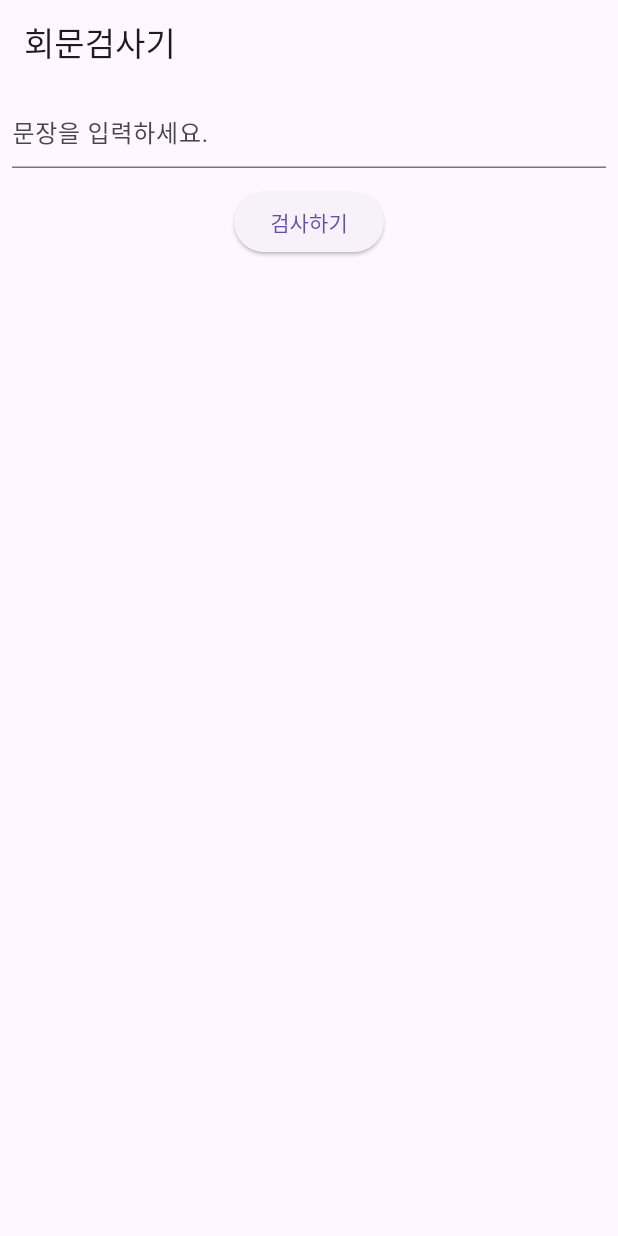
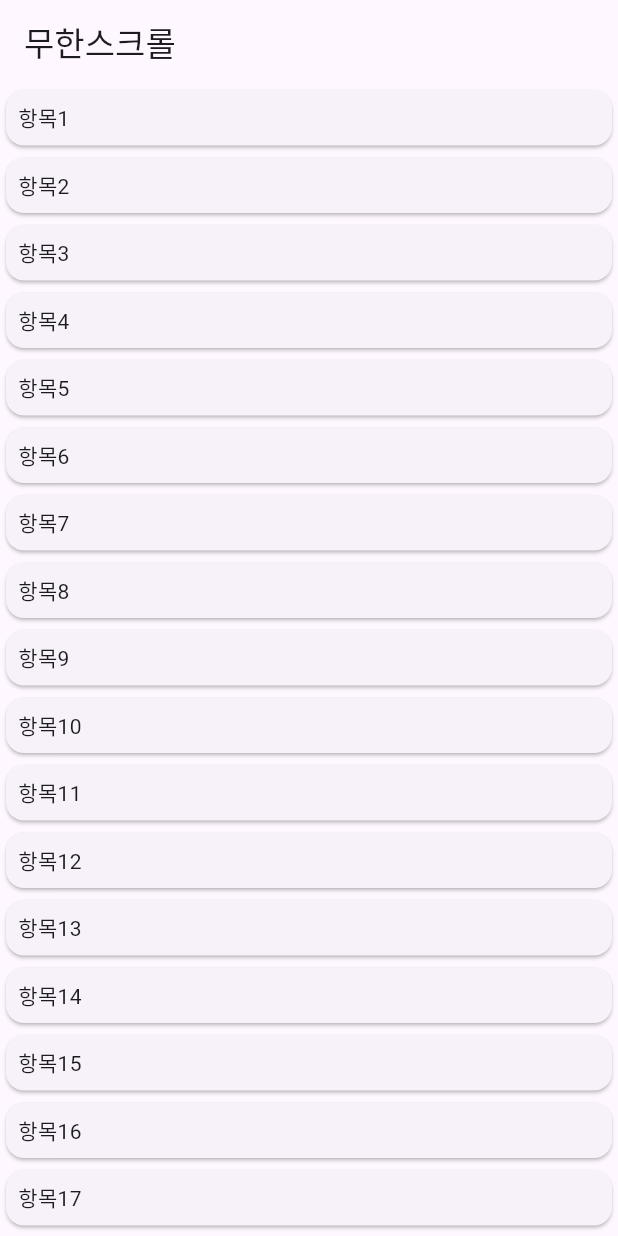
Before and after one commit to niw5924/flutter-coding-test-practice, a Flutter app: the screen it shows after launch, on a phone screen of 412 x 824 dp. Run offline on Flutter 3.47's test engine with Material 3 defaults, Android fonts, the phone set to English and light mode, and no system bars; our stand-ins replace shared_preferences.

Commit message:
코딩테스트 중급 18일차

```diff
--- /dev/null
+++ b/lib/levels/intermediate/day18_infinite_scroll_list.dart
@@ -0,0 +1,80 @@
+import 'package:flutter/material.dart';
+
+class Day18Page extends StatefulWidget {
+  const Day18Page({super.key});
+
+  @override
+  State<StatefulWidget> createState() => _Day18PageState();
+}
+
+class _Day18PageState extends State<Day18Page> {
+  List<String> list = List.generate(20, (index) => "항목${index + 1}");
+  bool isLoading = false;
+  final scrollController = ScrollController();
+
+  @override
+  void initState() {
+    super.initState();
+    scrollController.addListener(() {
+      if (scrollController.position.pixels >=
+              scrollController.position.maxScrollExtent &&
+          !isLoading) {
+        loadMoreItem();
+      }
+    });
+  }
+
+  Future<void> loadMoreItem() async {
+    setState(() {
+      isLoading = true;
+    });
+
+    await Future.delayed(const Duration(seconds: 1));
+
+    final startIndex = list.length;
+    final newList = List.generate(20, (index) => "항목${startIndex + index + 1}");
+
+    setState(() {
+      list.addAll(newList);
+      isLoading = false;
+    });
+  }
+
+  @override
+  void dispose() {
+    scrollController.dispose();
+    super.dispose();
+  }
+
+  @override
+  Widget build(BuildContext context) {
+    return Scaffold(
+      appBar: AppBar(title: Text("무한스크롤")),
+      body: Column(
+        children: [
+          Expanded(
+            child: ListView.builder(
+              controller: scrollController,
+              itemCount: list.length + (isLoading ? 1 : 0),
+              itemBuilder: (context, index) {
+                if (index < list.length) {
+                  return Card(
+                    child: Padding(
+                      padding: const EdgeInsets.all(8.0),
+                      child: Text(list[index]),
+                    ),
+                  );
+                } else {
+                  return const Padding(
+                    padding: EdgeInsets.all(16.0),
+                    child: Center(child: CircularProgressIndicator()),
+                  );
+                }
+              },
+            ),
+          ),
+        ],
+      ),
+    );
+  }
+}
--- a/lib/main.dart
+++ b/lib/main.dart
@@ -1,5 +1,5 @@
 import 'package:flutter/material.dart';
-import 'package:flutter_coding_test_practice/levels/beginner/day17_palindrome_checker.dart';
+import 'package:flutter_coding_test_practice/levels/intermediate/day18_infinite_scroll_list.dart';
 
 void main() {
   runApp(MyApp());
@@ -15,7 +15,7 @@ class MyApp extends StatelessWidget {
       theme: ThemeData(primarySwatch: Colors.blue),
 
       /// 이 부분만 바꿔야 함.
-      home: Day17Page(),
+      home: Day18Page(),
     );
   }
 }
```
Also changed, not shown: 1 other file.
